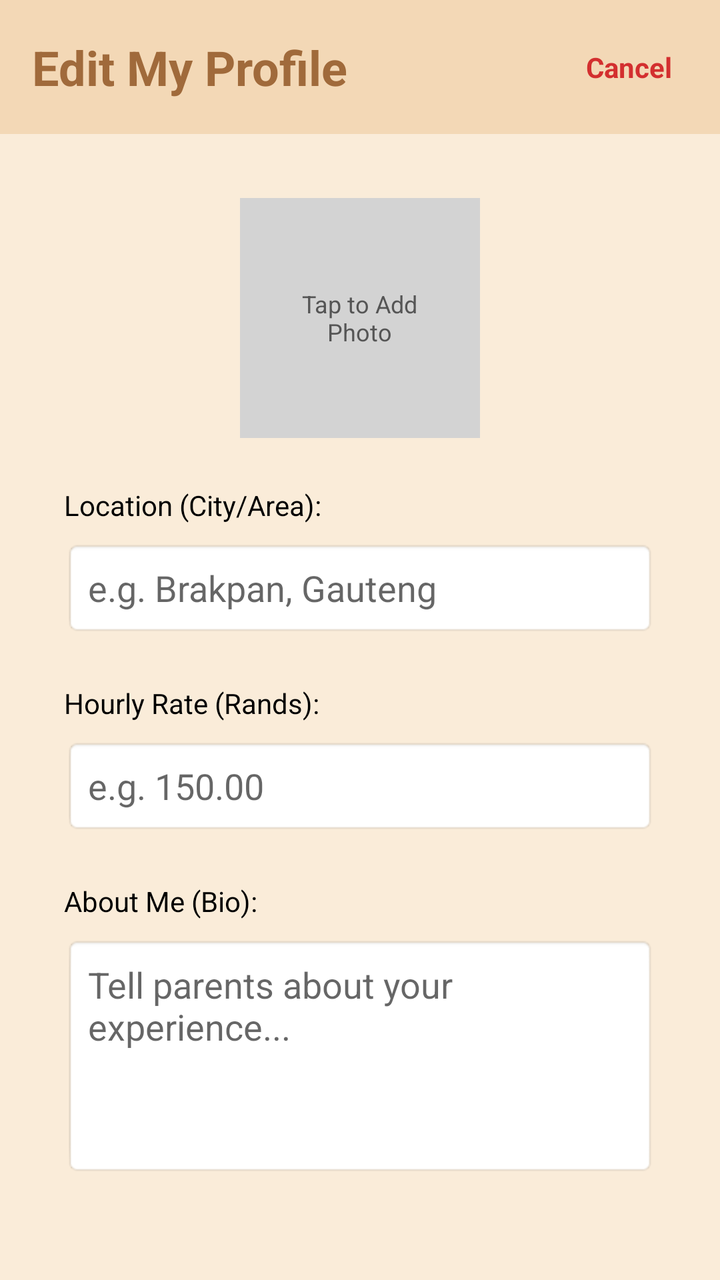
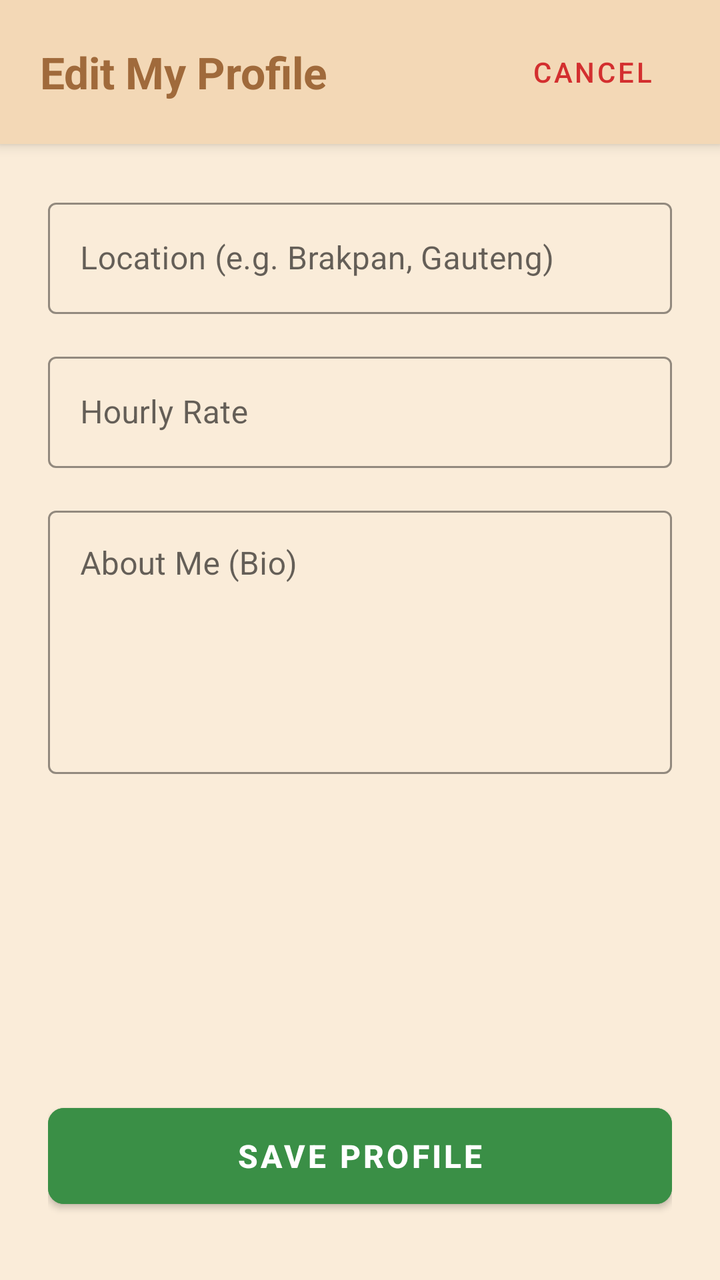

The first picture is an Android layout as it rendered before a commit; the second is the same layout after the commit. The layout source and the unified diff follow.
<!-- AndroidManifest.xml: application theme Theme.NannySystem -->
<!-- res/layout/activity_nanny_profile.xml -->
<?xml version="1.0" encoding="utf-8"?>
<LinearLayout xmlns:android="http://schemas.android.com/apk/res/android"
    android:layout_width="match_parent"
    android:layout_height="match_parent"
    android:background="#FAECD9"
    android:orientation="vertical">

    
    <LinearLayout
        android:layout_width="match_parent"
        android:layout_height="wrap_content"
        android:background="#F3D8B6"
        android:gravity="center_vertical"
        android:orientation="horizontal"
        android:padding="16dp">

        <TextView
            android:layout_width="0dp"
            android:layout_height="wrap_content"
            android:layout_weight="1"
            android:text="Edit My Profile"
            android:textColor="#A06A3B"
            android:textSize="24sp"
            android:textStyle="bold" />

        <TextView
            android:id="@+id/tvCancelProfile"
            android:layout_width="wrap_content"
            android:layout_height="wrap_content"
            android:padding="8dp"
            android:text="Cancel"
            android:textColor="#D32F2F"
            android:textStyle="bold" />
    </LinearLayout>

    
    <LinearLayout
        android:layout_width="match_parent"
        android:layout_height="match_parent"
        android:orientation="vertical"
        android:padding="32dp">

        
        <FrameLayout
            android:layout_width="120dp"
            android:layout_height="120dp"
            android:layout_gravity="center_horizontal"
            android:layout_marginBottom="24dp">

            <ImageView
                android:id="@+id/ivProfilePicture"
                android:layout_width="match_parent"
                android:layout_height="match_parent"
                android:background="#D3D3D3"
                android:scaleType="centerCrop" />

            <TextView
                android:layout_width="wrap_content"
                android:layout_height="wrap_content"
                android:layout_gravity="center"
                android:text="Tap to Add\nPhoto"
                android:textAlignment="center"
                android:textColor="#555555"
                android:textSize="12sp" />
        </FrameLayout>

        <TextView
            android:layout_width="wrap_content"
            android:layout_height="wrap_content"
            android:text="Location (City/Area):"
            android:textColor="#000000" />

        <EditText
            android:id="@+id/etProfileLocation"
            android:layout_width="match_parent"
            android:layout_height="48dp"
            android:layout_marginTop="8dp"
            android:layout_marginBottom="24dp"
            android:background="@android:drawable/editbox_background_normal"
            android:hint="e.g. Brakpan, Gauteng"
            android:padding="12dp"
            android:textColor="#000000"/>

        <TextView
            android:layout_width="wrap_content"
            android:layout_height="wrap_content"
            android:text="Hourly Rate (Rands):"
            android:textColor="#000000" />

        <EditText
            android:id="@+id/etProfileRate"
            android:layout_width="match_parent"
            android:layout_height="48dp"
            android:layout_marginTop="8dp"
            android:layout_marginBottom="24dp"
            android:background="@android:drawable/editbox_background_normal"
            android:hint="e.g. 150.00"
            android:inputType="numberDecimal"
            android:padding="12dp"
            android:textColor="#000000"/>

        <TextView
            android:layout_width="wrap_content"
            android:layout_height="wrap_content"
            android:text="About Me (Bio):"
            android:textColor="#000000" />

        <EditText
            android:id="@+id/etProfileBio"
            android:layout_width="match_parent"
            android:layout_height="120dp"
            android:layout_marginTop="8dp"
            android:layout_marginBottom="32dp"
            android:background="@android:drawable/editbox_background_normal"
            android:gravity="top|start"
            android:hint="Tell parents about your experience..."
            android:inputType="textMultiLine"
            android:padding="12dp"
            android:textColor="#000000"/>

        <Button
            android:id="@+id/btnSaveProfile"
            android:layout_width="match_parent"
            android:layout_height="55dp"
            android:backgroundTint="#3A8F46"
            android:text="Save Profile"
            android:textColor="#FFFFFF"
            android:textStyle="bold" />

    </LinearLayout>
</LinearLayout>
<!-- resources referenced by this layout -->
<resources>
  <style name="Theme.NannySystem" parent="Theme.MaterialComponents.DayNight.DarkActionBar">
          
          <item name="colorPrimary">@color/purple_500</item>
          <item name="colorPrimaryVariant">@color/purple_700</item>
          <item name="colorOnPrimary">@color/white</item>
          
          <item name="colorSecondary">@color/teal_200</item>
          <item name="colorSecondaryVariant">@color/teal_700</item>
          <item name="colorOnSecondary">@color/black</item>
          
          <item name="android:statusBarColor">?attr/colorPrimaryVariant</item>
          
      </style>
  <color name="purple_500">#FF6200EE</color>
  <color name="purple_700">#FF3700B3</color>
  <color name="white">#FFFFFFFF</color>
  <color name="teal_200">#FF03DAC5</color>
  <color name="teal_700">#FF018786</color>
  <color name="black">#FF000000</color>
</resources>

<!-- the commit's change to res/layout/activity_nanny_profile.xml (unified diff, before → after) -->
@@ -1,131 +1,138 @@
 <?xml version="1.0" encoding="utf-8"?>
-<LinearLayout xmlns:android="http://schemas.android.com/apk/res/android"
+<androidx.constraintlayout.widget.ConstraintLayout xmlns:android="http://schemas.android.com/apk/res/android"
+    xmlns:app="http://schemas.android.com/apk/res-auto"
     android:layout_width="match_parent"
     android:layout_height="match_parent"
-    android:background="#FAECD9"
-    android:orientation="vertical">
+    android:background="#FAECD9">
 
     
-    <LinearLayout
+    <androidx.constraintlayout.widget.ConstraintLayout
+        android:id="@+id/headerLayout"
         android:layout_width="match_parent"
         android:layout_height="wrap_content"
         android:background="#F3D8B6"
-        android:gravity="center_vertical"
-        android:orientation="horizontal"
-        android:padding="16dp">
+        android:elevation="4dp"
+        android:paddingHorizontal="20dp"
+        android:paddingVertical="12dp"
+        app:layout_constraintTop_toTopOf="parent">
 
         <TextView
+            android:id="@+id/tvTitle"
             android:layout_width="0dp"
             android:layout_height="wrap_content"
-            android:layout_weight="1"
             android:text="Edit My Profile"
             android:textColor="#A06A3B"
-            android:textSize="24sp"
-            android:textStyle="bold" />
+            android:textSize="22sp"
+            android:textStyle="bold"
+            app:layout_constraintBottom_toBottomOf="parent"
+            app:layout_constraintEnd_toStartOf="@+id/btnCancelProfile"
+            app:layout_constraintStart_toStartOf="parent"
+            app:layout_constraintTop_toTopOf="parent" />
 
-        <TextView
-            android:id="@+id/tvCancelProfile"
+        
+        <com.google.android.material.button.MaterialButton
+            android:id="@+id/btnCancelProfile"
+            style="@style/Widget.MaterialComponents.Button.TextButton"
             android:layout_width="wrap_content"
             android:layout_height="wrap_content"
-            android:padding="8dp"
             android:text="Cancel"
             android:textColor="#D32F2F"
-            android:textStyle="bold" />
-    </LinearLayout>
+            app:layout_constraintBottom_toBottomOf="parent"
+            app:layout_constraintEnd_toEndOf="parent"
+            app:layout_constraintTop_toTopOf="parent" />
+
+    </androidx.constraintlayout.widget.ConstraintLayout>
 
     
-    <LinearLayout
+    <ScrollView
         android:layout_width="match_parent"
-        android:layout_height="match_parent"
-        android:orientation="vertical"
-        android:padding="32dp">
+        android:layout_height="0dp"
+        android:fillViewport="true"
+        app:layout_constraintBottom_toBottomOf="parent"
+        app:layout_constraintTop_toBottomOf="@id/headerLayout">
 
-        
-        <FrameLayout
-            android:layout_width="120dp"
-            android:layout_height="120dp"
-            android:layout_gravity="center_horizontal"
-            android:layout_marginBottom="24dp">
+        <LinearLayout
+            android:layout_width="match_parent"
+            android:layout_height="wrap_content"
+            android:orientation="vertical"
+            android:padding="24dp">
 
-            <ImageView
-                android:id="@+id/ivProfilePicture"
+            
+            <com.google.android.material.textfield.TextInputLayout
+                style="@style/Widget.MaterialComponents.TextInputLayout.OutlinedBox"
                 android:layout_width="match_parent"
-                android:layout_height="match_parent"
-                android:background="#D3D3D3"
-                android:scaleType="centerCrop" />
+                android:layout_height="wrap_content"
+                android:layout_marginBottom="16dp"
+                android:hint="Location (e.g. Brakpan, Gauteng)"
+                app:boxStrokeColor="#A06A3B"
+                app:hintTextColor="#A06A3B">
 
-            <TextView
-                android:layout_width="wrap_content"
+                <com.google.android.material.textfield.TextInputEditText
+                    android:id="@+id/etProfileLocation"
+                    android:layout_width="match_parent"
+                    android:layout_height="wrap_content"
+                    android:inputType="textPostalAddress"
+                    android:textColor="#000000" />
+            </com.google.android.material.textfield.TextInputLayout>
+
+            
+            <com.google.android.material.textfield.TextInputLayout
+                style="@style/Widget.MaterialComponents.TextInputLayout.OutlinedBox"
+                android:layout_width="match_parent"
                 android:layout_height="wrap_content"
-                android:layout_gravity="center"
-                android:text="Tap to Add\nPhoto"
-                android:textAlignment="center"
-                android:textColor="#555555"
-                android:textSize="12sp" />
-        </FrameLayout>
+                android:layout_marginBottom="16dp"
+                android:hint="Hourly Rate"
+                app:boxStrokeColor="#A06A3B"
+                app:hintTextColor="#A06A3B"
+                app:prefixText="R ">
 
-        <TextView
-            android:layout_width="wrap_content"
-            android:layout_height="wrap_content"
-            android:text="Location (City/Area):"
-            android:textColor="#000000" />
+                <com.google.android.material.textfield.TextInputEditText
+                    android:id="@+id/etProfileRate"
+                    android:layout_width="match_parent"
+                    android:layout_height="wrap_content"
+                    android:inputType="numberDecimal"
+                    android:textColor="#000000" />
+            </com.google.android.material.textfield.TextInputLayout>
 
-        <EditText
-            android:id="@+id/etProfileLocation"
-            android:layout_width="match_parent"
-            android:layout_height="48dp"
-            android:layout_marginTop="8dp"
-            android:layout_marginBottom="24dp"
-            android:background="@android:drawable/editbox_background_normal"
-            android:hint="e.g. Brakpan, Gauteng"
-            android:padding="12dp"
-            android:textColor="#000000"/>
+            
+            <com.google.android.material.textfield.TextInputLayout
+                style="@style/Widget.MaterialComponents.TextInputLayout.OutlinedBox"
+                android:layout_width="match_parent"
+                android:layout_height="wrap_content"
+                android:layout_marginBottom="32dp"
+                android:hint="About Me (Bio)"
+                app:boxStrokeColor="#A06A3B"
+                app:hintTextColor="#A06A3B">
 
-        <TextView
-            android:layout_width="wrap_content"
-            android:layout_height="wrap_content"
-            android:text="Hourly Rate (Rands):"
-            android:textColor="#000000" />
+                <com.google.android.material.textfield.TextInputEditText
+                    android:id="@+id/etProfileBio"
+                    android:layout_width="match_parent"
+                    android:layout_height="wrap_content"
+                    android:gravity="top|start"
+                    android:inputType="textMultiLine"
+                    android:minLines="5"
+                    android:textColor="#000000" />
+            </com.google.android.material.textfield.TextInputLayout>
 
-        <EditText
-            android:id="@+id/etProfileRate"
-            android:layout_width="match_parent"
-            android:layout_height="48dp"
-            android:layout_marginTop="8dp"
-            android:layout_marginBottom="24dp"
-            android:background="@android:drawable/editbox_background_normal"
-            android:hint="e.g. 150.00"
-            android:inputType="numberDecimal"
-            android:padding="12dp"
-            android:textColor="#000000"/>
+            
+            <View
+                android:layout_width="match_parent"
+                android:layout_height="0dp"
+                android:layout_weight="1" />
 
-        <TextView
-            android:layout_width="wrap_content"
-            android:layout_height="wrap_content"
-            android:text="About Me (Bio):"
-            android:textColor="#000000" />
+            <com.google.android.material.button.MaterialButton
+                android:id="@+id/btnSaveProfile"
+                android:layout_width="match_parent"
+                android:layout_height="60dp"
+                android:layout_marginBottom="8dp"
+                android:backgroundTint="#3A8F46"
+                android:text="Save Profile"
+                android:textColor="#FFFFFF"
+                android:textSize="16sp"
+                android:textStyle="bold"
+                app:cornerRadius="8dp" />
 
-        <EditText
-            android:id="@+id/etProfileBio"
-            android:layout_width="match_parent"
-            android:layout_height="120dp"
-            android:layout_marginTop="8dp"
-            android:layout_marginBottom="32dp"
-            android:background="@android:drawable/editbox_background_normal"
-            android:gravity="top|start"
-            android:hint="Tell parents about your experience..."
-            android:inputType="textMultiLine"
-            android:padding="12dp"
-            android:textColor="#000000"/>
+        </LinearLayout>
+    </ScrollView>
 
-        <Button
-            android:id="@+id/btnSaveProfile"
-            android:layout_width="match_parent"
-            android:layout_height="55dp"
-            android:backgroundTint="#3A8F46"
-            android:text="Save Profile"
-            android:textColor="#FFFFFF"
-            android:textStyle="bold" />
-
-    </LinearLayout>
-</LinearLayout>
+</androidx.constraintlayout.widget.ConstraintLayout>
